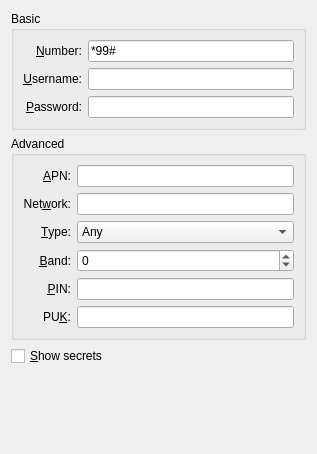
Qt form libs/ui/gsm.ui (netrunner-debian-kde-extras/networkmanagement) before a commit.
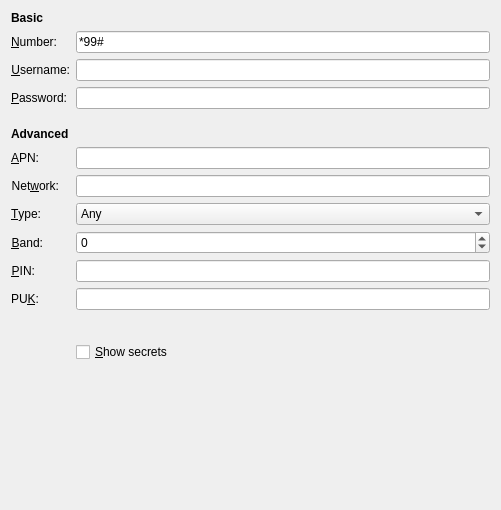
The same form after that commit. Custom widgets are drawn as their Qt base class.

```diff
--- a/libs/ui/gsm.ui
+++ b/libs/ui/gsm.ui
@@ -6,21 +6,25 @@
    <rect>
     <x>0</x>
     <y>0</y>
-    <width>317</width>
-    <height>454</height>
+    <width>492</width>
+    <height>510</height>
    </rect>
   </property>
   <property name="windowTitle">
    <string>Mobile Broadband</string>
   </property>
-  <layout class="QVBoxLayout" name="verticalLayout">
-   <item>
-    <widget class="QGroupBox" name="groupBox">
-     <property name="title">
-      <string>Basic</string>
-     </property>
-     <layout class="QGridLayout" name="gridLayout">
-      <item row="0" column="0">
+  <layout class="QFormLayout" name="formLayout">
+   <property name="fieldGrowthPolicy">
+    <enum>QFormLayout::AllNonFixedFieldsGrow</enum>
+   </property>
+   <item row="0" column="0" colspan="2">
+    <widget class="QLabel" name="label_2">
+     <property name="text">
+      <string>&lt;b&gt;Basic&lt;/b&gt;</string>
+     </property>
+    </widget>
+   </item>
+   <item row="1" column="0">
        <widget class="QLabel" name="label_7">
         <property name="text">
          <string>&amp;Number:</string>
@@ -33,14 +37,14 @@
         </property>
        </widget>
       </item>
-      <item row="0" column="1">
+   <item row="1" column="1">
        <widget class="KLineEdit" name="number">
         <property name="text">
          <string>*99#</string>
         </property>
        </widget>
       </item>
-      <item row="1" column="0">
+   <item row="2" column="0">
        <widget class="QLabel" name="label_8">
         <property name="text">
          <string>&amp;Username:</string>
@@ -53,10 +57,10 @@
         </property>
        </widget>
       </item>
-      <item row="1" column="1">
+   <item row="2" column="1">
        <widget class="KLineEdit" name="username"/>
       </item>
-      <item row="2" column="0">
+   <item row="3" column="0">
        <widget class="QLabel" name="label_9">
         <property name="text">
          <string>&amp;Password:</string>
@@ -69,19 +73,17 @@
         </property>
        </widget>
       </item>
-      <item row="2" column="1">
+   <item row="3" column="1">
        <widget class="KLineEdit" name="password"/>
       </item>
-     </layout>
+   <item row="5" column="0" colspan="2">
+    <widget class="QLabel" name="label_4">
+     <property name="text">
+      <string>&lt;b&gt;Advanced&lt;/b&gt;</string>
+     </property>
     </widget>
    </item>
-   <item>
-    <widget class="QGroupBox" name="groupBox_2">
-     <property name="title">
-      <string>Advanced</string>
-     </property>
-     <layout class="QGridLayout" name="gridLayout_2">
-      <item row="0" column="0">
+   <item row="6" column="0">
        <widget class="QLabel" name="label">
         <property name="text">
          <string>&amp;APN:</string>
@@ -94,10 +96,10 @@
         </property>
        </widget>
       </item>
-      <item row="0" column="1">
+   <item row="6" column="1">
        <widget class="KLineEdit" name="apn"/>
       </item>
-      <item row="1" column="0">
+   <item row="7" column="0">
        <widget class="QLabel" name="lblNetwork">
         <property name="text">
          <string>Net&amp;work:</string>
@@ -110,10 +112,10 @@
         </property>
        </widget>
       </item>
-      <item row="1" column="1">
+   <item row="7" column="1">
        <widget class="KLineEdit" name="network"/>
       </item>
-      <item row="2" column="0">
+   <item row="8" column="0">
        <widget class="QLabel" name="label_3">
         <property name="text">
          <string>&amp;Type:</string>
@@ -126,7 +128,7 @@
         </property>
        </widget>
       </item>
-      <item row="2" column="1">
+   <item row="8" column="1">
        <widget class="KComboBox" name="type">
         <item>
          <property name="text">
@@ -155,7 +157,7 @@
         </item>
        </widget>
       </item>
-      <item row="3" column="0">
+   <item row="9" column="0">
        <widget class="QLabel" name="lblBand">
         <property name="text">
          <string>&amp;Band:</string>
@@ -168,7 +170,7 @@
         </property>
        </widget>
       </item>
-      <item row="3" column="1">
+   <item row="9" column="1">
        <widget class="KIntSpinBox" name="band">
         <property name="minimum">
          <number>-1</number>
@@ -178,7 +180,7 @@
         </property>
        </widget>
       </item>
-      <item row="4" column="0">
+   <item row="10" column="0">
        <widget class="QLabel" name="label_5">
         <property name="text">
          <string>&amp;PIN:</string>
@@ -191,10 +193,10 @@
         </property>
        </widget>
       </item>
-      <item row="4" column="1">
+   <item row="10" column="1">
        <widget class="KLineEdit" name="pin"/>
       </item>
-      <item row="5" column="0">
+   <item row="11" column="0">
        <widget class="QLabel" name="label_6">
         <property name="text">
          <string>PU&amp;K:</string>
@@ -207,28 +209,44 @@
         </property>
        </widget>
       </item>
-      <item row="5" column="1">
+   <item row="11" column="1">
        <widget class="KLineEdit" name="puk"/>
       </item>
-     </layout>
-    </widget>
+   <item row="12" column="1">
+    <spacer name="verticalSpacer_2">
+     <property name="orientation">
+      <enum>Qt::Vertical</enum>
+     </property>
+     <property name="sizeType">
+      <enum>QSizePolicy::Fixed</enum>
+     </property>
+     <property name="sizeHint" stdset="0">
+      <size>
+       <width>414</width>
+       <height>20</height>
+      </size>
+     </property>
+    </spacer>
    </item>
-   <item>
+   <item row="13" column="1">
     <widget class="QCheckBox" name="chkShowPass">
      <property name="text">
       <string>&amp;Show secrets</string>
      </property>
     </widget>
    </item>
-   <item>
+   <item row="4" column="0">
     <spacer name="verticalSpacer">
      <property name="orientation">
       <enum>Qt::Vertical</enum>
      </property>
+     <property name="sizeType">
+      <enum>QSizePolicy::Fixed</enum>
+     </property>
      <property name="sizeHint" stdset="0">
       <size>
        <width>20</width>
-       <height>20</height>
+       <height>6</height>
       </size>
      </property>
     </spacer>
```
Lines whose indentation alone changed are shown as unchanged.
